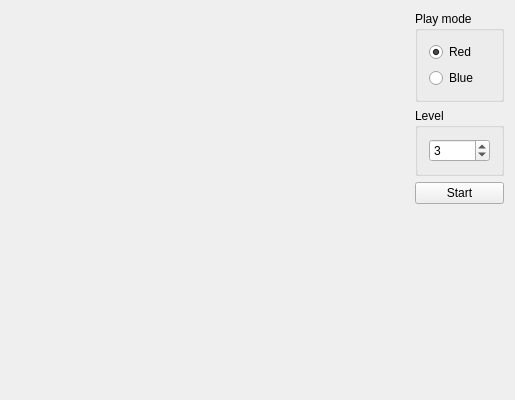
First picture: the form in view.ui, repository maxim79135/Angles, before the edit.
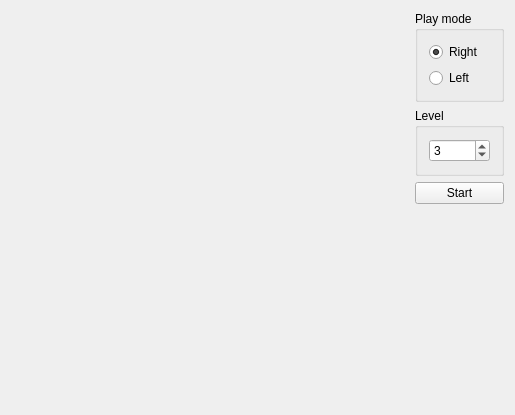
Second picture: the form after the edit.

Diff of the .ui file:
```diff
--- a/view.ui
+++ b/view.ui
@@ -7,19 +7,19 @@
     <x>0</x>
     <y>0</y>
     <width>515</width>
-    <height>400</height>
+    <height>415</height>
    </rect>
   </property>
   <property name="minimumSize">
    <size>
     <width>515</width>
-    <height>400</height>
+    <height>415</height>
    </size>
   </property>
   <property name="maximumSize">
    <size>
     <width>515</width>
-    <height>400</height>
+    <height>415</height>
    </size>
   </property>
   <property name="baseSize">
@@ -38,6 +38,9 @@
       <property name="orientation">
        <enum>Qt::Horizontal</enum>
       </property>
+      <property name="sizeType">
+       <enum>QSizePolicy::Expanding</enum>
+      </property>
       <property name="sizeHint" stdset="0">
        <size>
         <width>40</width>
@@ -76,7 +79,7 @@
           <item>
            <widget class="QRadioButton" name="rbRed">
             <property name="text">
-             <string>Red</string>
+             <string>Right</string>
             </property>
             <property name="checked">
              <bool>true</bool>
@@ -86,7 +89,7 @@
           <item>
            <widget class="QRadioButton" name="rbBlue">
             <property name="text">
-             <string>Blue</string>
+             <string>Left</string>
             </property>
            </widget>
           </item>
```
Left out of the diff: 10 changed lines with no effect on the pictures.
